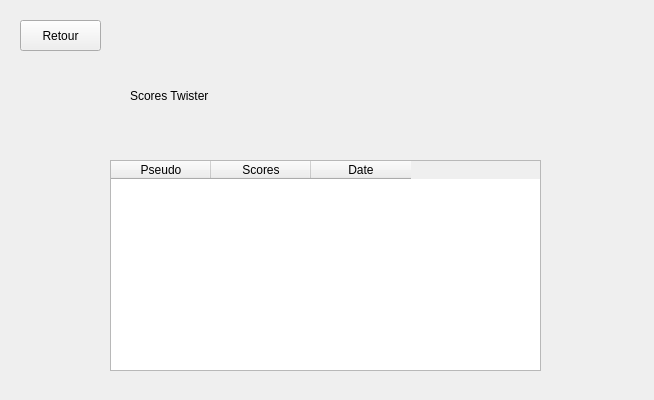
Before: the Qt Designer form testIHMClimingProject/testIHMClimingProject/scoresTwisterMenu.ui in simplyyCarlos/ClimbingProject, drawn with Qt 5.
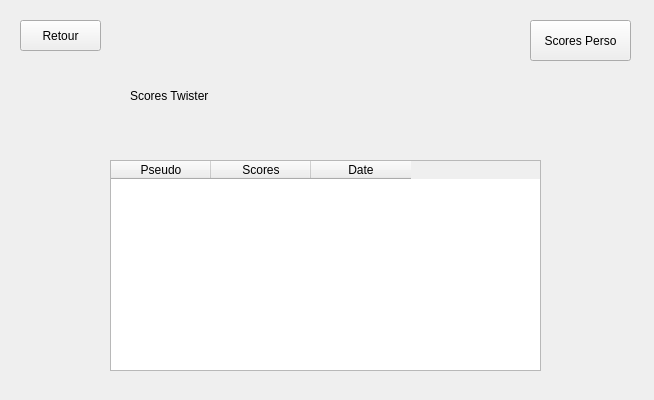
After: the same form once the commit is applied.

Commit message: scores perso parcours

The edit to the form file:
```diff
--- a/testIHMClimingProject/testIHMClimingProject/scoresTwisterMenu.ui
+++ b/testIHMClimingProject/testIHMClimingProject/scoresTwisterMenu.ui
@@ -64,6 +64,19 @@
     </property>
    </column>
   </widget>
+  <widget class="QPushButton" name="pushButton_Perso">
+   <property name="geometry">
+    <rect>
+     <x>530</x>
+     <y>20</y>
+     <width>101</width>
+     <height>41</height>
+    </rect>
+   </property>
+   <property name="text">
+    <string>Scores Perso</string>
+   </property>
+  </widget>
  </widget>
  <resources/>
  <connections/>
```
The commit also changes 19 other files.
